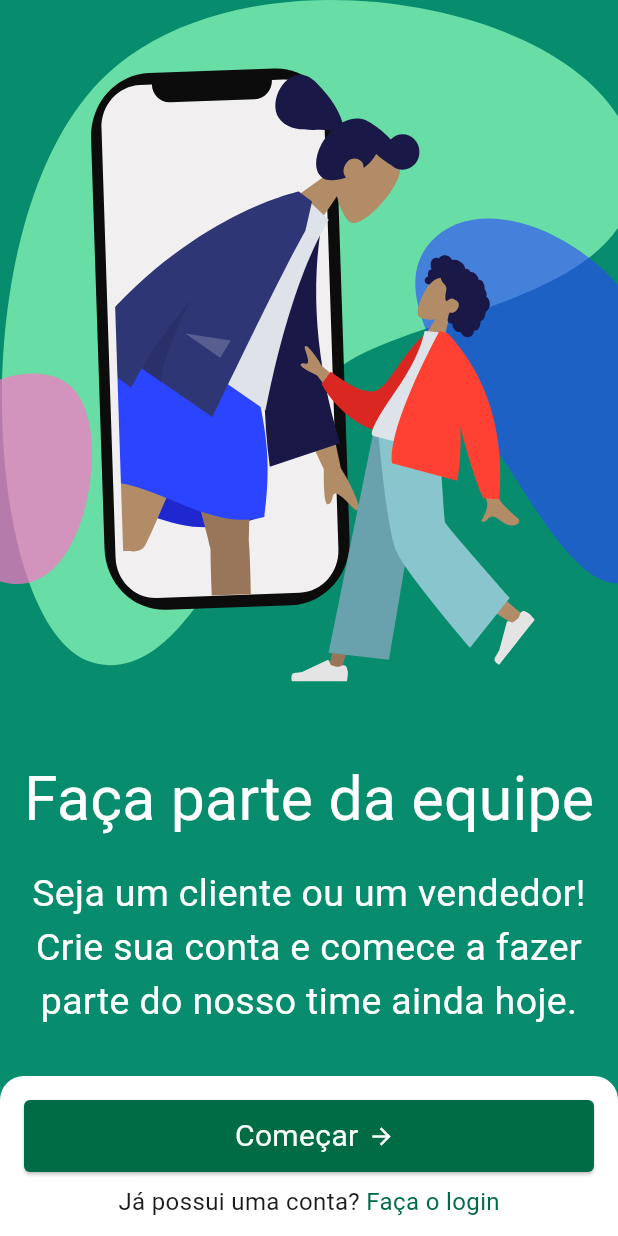
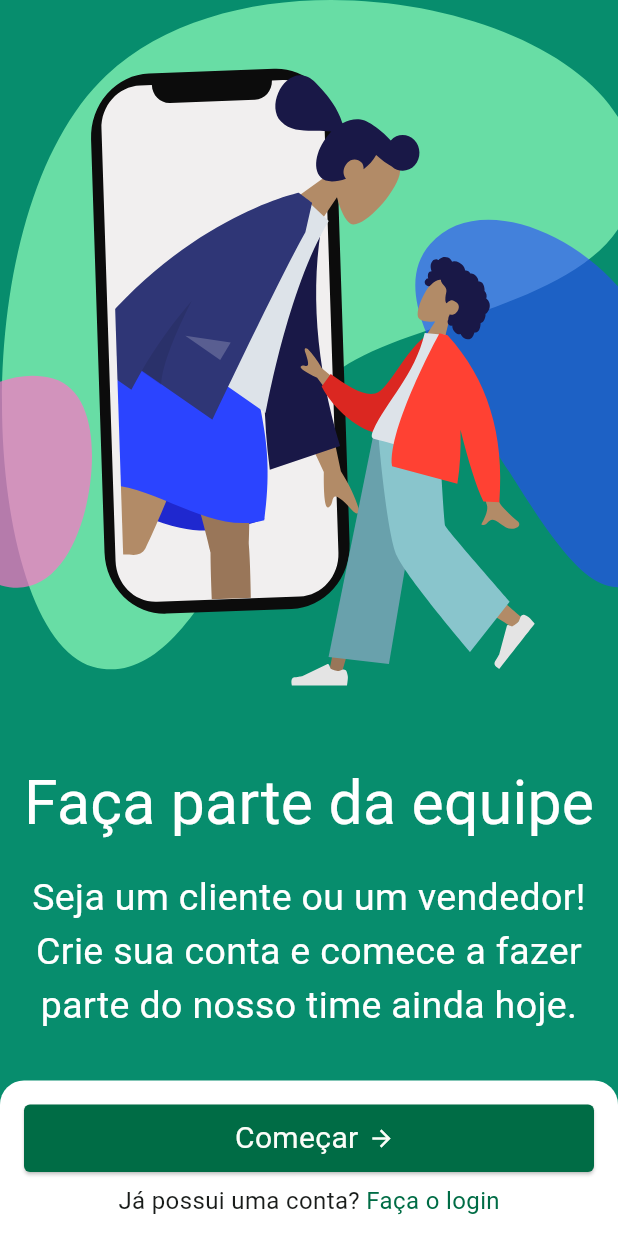
Before and after one commit to Matheus-Chaves/tg, a Flutter app: the screen it shows after launch, swiped to page 3, on a phone screen of 412 x 824 dp. Run offline on Flutter 3.47's test engine with Material 2 defaults, Android fonts, the phone set to English and light mode, and no system bars; drawn by our look-alikes of auto_size_text; our stand-ins replace flutter_svg, smooth_page_indicator.

Commit message:
fix: changing button height

```diff
--- a/lib/screens/onboarding.dart
+++ b/lib/screens/onboarding.dart
@@ -175,7 +175,7 @@ class _OnboardingState extends State<Onboarding> {
                           ),
                           SizedBox(
                             width: double.infinity,
-                            height: 48,
+                            height: 45,
                             child: Directionality(
                               textDirection: TextDirection.rtl,
                               child: ElevatedButton.icon(
```
